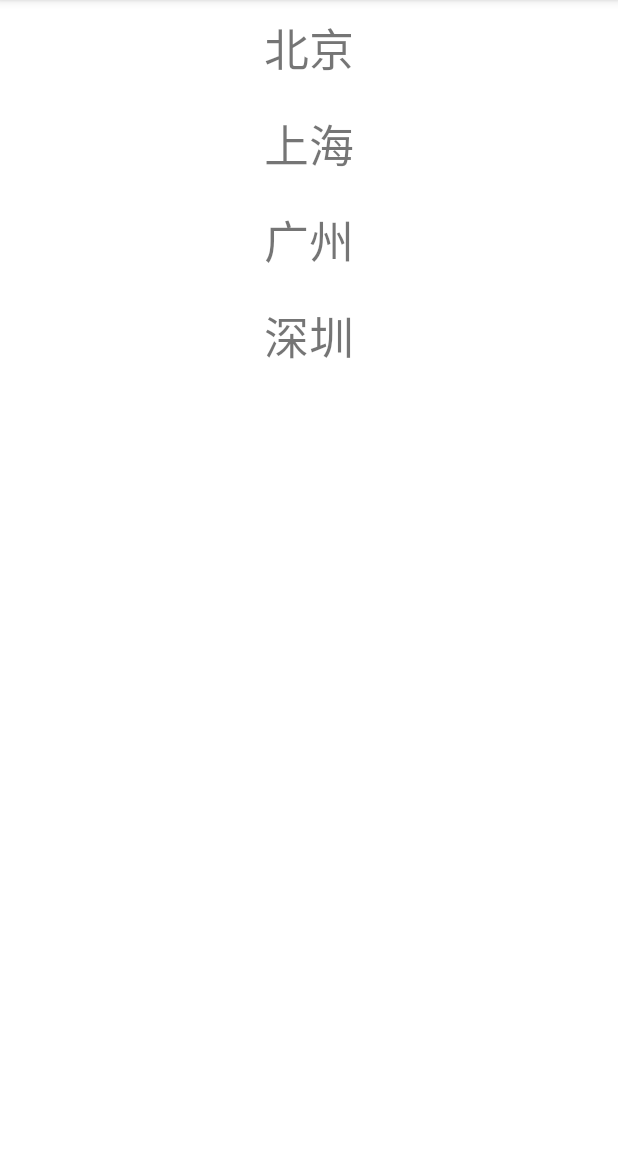
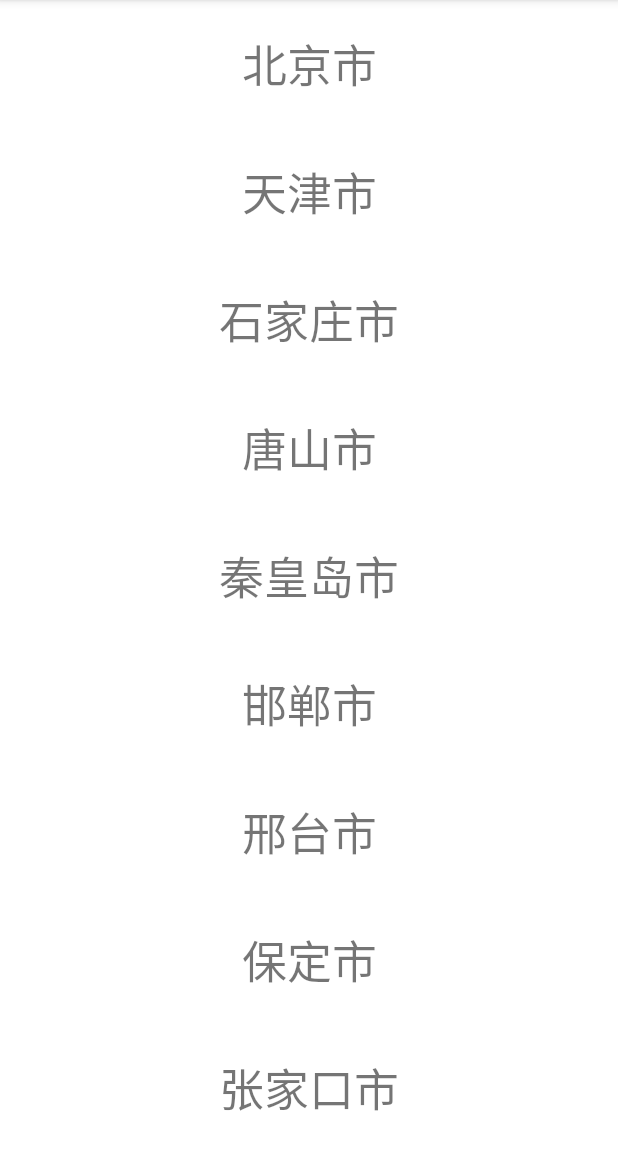
Before and after one commit to jame-louis/android-projects, an Android app: the screen it shows after launch (MainActivity), on a phone screen of 412 x 824 dp, the part 84-1236 px from its top. Run offline under Robolectric (Android 15) with nearby library versions, the phone set to English and light mode, and no system bars.

Commit message:
fake list view

```diff
--- /dev/null
+++ b/list-view/app/src/main/java/com/example/listview/CityData.java
@@ -0,0 +1,68 @@
+package com.example.listview;
+
+import java.util.Arrays;
+import java.util.List;
+
+public class CityData {
+
+    // 4个城市：北上广深
+    public static List<String> getSampleCities() {
+        return Arrays.asList("北京", "上海", "广州", "深圳");
+    }
+    // 343 个地级及以上城市（含直辖市、自治州、地区、盟）
+    public static List<String> getAllCities() {
+        return Arrays.asList(
+                "北京市", "天津市", "石家庄市", "唐山市", "秦皇岛市", "邯郸市", "邢台市", "保定市", "张家口市", "承德市",
+                "沧州市", "廊坊市", "衡水市", "太原市", "大同市", "阳泉市", "长治市", "晋城市", "朔州市", "晋中市",
+                "运城市", "忻州市", "临汾市", "吕梁市", "呼和浩特市", "包头市", "乌海市", "赤峰市", "通辽市", "鄂尔多斯市",
+                "呼伦贝尔市", "巴彦淖尔市", "乌兰察布市", "兴安盟", "锡林郭勒盟", "阿拉善盟", "沈阳市", "大连市", "鞍山市",
+                "抚顺市", "本溪市", "丹东市", "锦州市", "营口市", "阜新市", "辽阳市", "盘锦市", "铁岭市", "朝阳市",
+                "葫芦岛市", "长春市", "吉林市", "四平市", "辽源市", "通化市", "白山市", "松原市", "白城市", "延边朝鲜族自治州",
+                "哈尔滨市", "齐齐哈尔市", "鸡西市", "鹤岗市", "双鸭山市", "大庆市", "伊春市", "佳木斯市", "七台河市", "牡丹江市",
+                "黑河市", "绥化市", "大兴安岭地区", "上海市", "南京市", "无锡市", "徐州市", "常州市", "苏州市", "南通市",
+                "连云港市", "淮安市", "盐城市", "扬州市", "镇江市", "泰州市", "宿迁市", "杭州市", "宁波市", "温州市",
+                "嘉兴市", "湖州市", "绍兴市", "金华市", "衢州市", "舟山市", "台州市", "丽水市", "合肥市", "芜湖市",
+                "蚌埠市", "淮南市", "马鞍山市", "淮北市", "铜陵市", "安庆市", "黄山市", "滁州市", "阜阳市", "宿州市",
+                "六安市", "亳州市", "池州市", "宣城市", "福州市", "厦门市", "莆田市", "三明市", "泉州市", "漳州市",
+                "南平市", "龙岩市", "宁德市", "南昌市", "景德镇市", "萍乡市", "九江市", "新余市", "鹰潭市", "赣州市",
+                "吉安市", "宜春市", "抚州市", "上饶市", "济南市", "青岛市", "淄博市", "枣庄市", "东营市", "烟台市",
+                "潍坊市", "济宁市", "泰安市", "威海市", "日照市", "临沂市", "德州市", "聊城市", "滨州市", "菏泽市",
+                "郑州市", "开封市", "洛阳市", "平顶山市", "安阳市", "鹤壁市", "新乡市", "焦作市", "濮阳市", "许昌市",
+                "漯河市", "三门峡市", "南阳市", "商丘市", "信阳市", "周口市", "驻马店市", "济源市", "武汉市", "黄石市",
+                "十堰市", "宜昌市", "襄阳市", "鄂州市", "荆门市", "孝感市", "荆州市", "黄冈市", "咸宁市", "随州市",
+                "恩施土家族苗族自治州", "仙桃市", "潜江市", "天门市", "神农架林区", "长沙市", "株洲市", "湘潭市", "衡阳市", "邵阳市",
+                "岳阳市", "常德市", "张家界市", "益阳市", "郴州市", "永州市", "怀化市", "娄底市", "湘西土家族苗族自治州", "广州市",
+                "韶关市", "深圳市", "珠海市", "汕头市", "佛山市", "江门市", "湛江市", "茂名市", "肇庆市", "惠州市",
+                "梅州市", "汕尾市", "河源市", "阳江市", "清远市", "东莞市", "中山市", "潮州市", "揭阳市", "云浮市",
+                "南宁市", "柳州市", "桂林市", "梧州市", "北海市", "防城港市", "钦州市", "贵港市", "玉林市", "百色市",
+                "贺州市", "河池市", "来宾市", "崇左市", "海口市", "三亚市", "三沙市", "儋州市", "五指山市", "琼海市",
+                "文昌市", "万宁市", "东方市", "定安县", "屯昌县", "澄迈县", "临高县", "白沙黎族自治县", "昌江黎族自治县", "乐东黎族自治县",
+                "陵水黎族自治县", "保亭黎族苗族自治县", "琼中黎族苗族自治县", "重庆市", "成都市", "自贡市", "攀枝花市", "泸州市", "德阳市",
+                "绵阳市", "广元市", "遂宁市", "内江市", "乐山市", "南充市", "眉山市", "宜宾市", "广安市", "达州市",
+                "雅安市", "巴中市", "资阳市", "阿坝藏族羌族自治州", "甘孜藏族自治州", "凉山彝族自治州", "贵阳市", "六盘水市", "遵义市", "安顺市",
+                "毕节市", "铜仁市", "黔西南布依族苗族自治州", "黔东南苗族侗族自治州", "黔南布依族苗族自治州", "昆明市", "曲靖市", "玉溪市", "保山市", "昭通市",
+                "丽江市", "普洱市", "临沧市", "楚雄彝族自治州", "红河哈尼族彝族自治州", "文山壮族苗族自治州", "西双版纳傣族自治州", "大理白族自治州", "德宏傣族景颇族自治州", "怒江傈僳族自治州",
+                "迪庆藏族自治州", "拉萨市", "日喀则市", "昌都市", "林芝市", "山南市", "那曲市", "阿里地区", "西安市", "铜川市",
+                "宝鸡市", "咸阳市", "渭南市", "延安市", "汉中市", "榆林市", "安康市", "商洛市", "兰州市", "嘉峪关市",
+                "金昌市", "白银市", "天水市", "武威市", "张掖市", "平凉市", "酒泉市", "庆阳市", "定西市", "陇南市",
+                "临夏回族自治州", "甘南藏族自治州", "西宁市", "海东市", "海北藏族自治州", "黄南藏族自治州", "海南藏族自治州", "果洛藏族自治州", "玉树藏族自治州", "海西蒙古族藏族自治州",
+                "银川市", "石嘴山市", "吴忠市", "固原市", "中卫市", "乌鲁木齐市", "克拉玛依市", "吐鲁番市", "哈密市", "昌吉回族自治州",
+                "博尔塔拉蒙古自治州", "巴音郭楞蒙古自治州", "阿克苏地区", "克孜勒苏柯尔克孜自治州", "喀什地区", "和田地区", "伊犁哈萨克自治州", "塔城地区", "阿勒泰地区", "石河子市",
+                "阿拉尔市", "图木舒克市", "五家渠市", "北屯市", "铁门关市", "双河市", "可克达拉市", "昆玉市", "胡杨河市", "新星市",
+                "香港特别行政区", "澳门特别行政区", "台湾省"
+        );
+    }
+
+    // 如果你只想保留“地级市”（去掉直辖市/州/盟/地区），放开下面这段过滤即可
+    /*
+    public static List<String> getPrefectureLevelCities() {
+        List<String> all = getAllCities();
+        Set<String> exclude = new HashSet<>(Arrays.asList(
+                "北京市","天津市","上海市","重庆市",
+                "香港特别行政区","澳门特别行政区","台湾省"));
+        return all.stream()
+                  .filter(c -> !exclude.contains(c) && !c.endsWith("州") && !c.endsWith("盟") && !c.endsWith("地区"))
+                  .collect(Collectors.toList());
+    }
+    */
+}
--- a/list-view/app/src/main/java/com/example/listview/MainActivity.java
+++ b/list-view/app/src/main/java/com/example/listview/MainActivity.java
@@ -3,12 +3,37 @@ package com.example.listview;
 import androidx.appcompat.app.AppCompatActivity;
 
 import android.os.Bundle;
+import android.view.Gravity;
+import android.view.View;
+import android.widget.LinearLayout;
+import android.widget.TextView;
+import android.widget.Toast;
+
+import java.util.List;
 
 public class MainActivity extends AppCompatActivity {
 
+    private List<String> cities = CityData.getAllCities();
     @Override
     protected void onCreate(Bundle savedInstanceState) {
         super.onCreate(savedInstanceState);
         setContentView(R.layout.activity_main);
+
+        LinearLayout city_list = findViewById(R.id.city_list);
+        for(String city : cities) {
+            TextView tv = new TextView(city_list.getContext());
+            tv.setText(city);
+            tv.setTextSize(30);
+            tv.setGravity(Gravity.CENTER);
+            tv.setHeight(128);
+
+            tv.setOnClickListener(new View.OnClickListener() {
+                @Override
+                public void onClick(View v) {
+                    Toast.makeText(tv.getContext(), tv.getText(), Toast.LENGTH_SHORT).show();
+                }
+            });
+            city_list.addView(tv);
+        }
     }
 }
--- a/list-view/app/src/main/res/layout/activity_main.xml
+++ b/list-view/app/src/main/res/layout/activity_main.xml
@@ -6,46 +6,20 @@
     android:layout_height="match_parent"
     tools:context=".MainActivity">
 
-    <LinearLayout
+    <ScrollView
         android:layout_width="match_parent"
         android:layout_height="match_parent"
-        android:dividerPadding="16dp"
-        android:orientation="vertical"
         app:layout_constraintBottom_toBottomOf="parent"
         app:layout_constraintEnd_toEndOf="parent"
         app:layout_constraintStart_toStartOf="parent"
         app:layout_constraintTop_toTopOf="parent">
 
-        <TextView
-            android:id="@+id/textView"
+        <LinearLayout
+            android:id="@+id/city_list"
             android:layout_width="match_parent"
-            android:layout_height="64dp"
-            android:gravity="center"
-            android:text="北京"
-            android:textSize="30sp" />
+            android:layout_height="wrap_content"
+            android:dividerPadding="16dp"
+            android:orientation="vertical" />
+    </ScrollView>
 
-        <TextView
-            android:id="@+id/textView2"
-            android:layout_width="match_parent"
-            android:layout_height="64dp"
-            android:gravity="center"
-            android:text="上海"
-            android:textSize="30sp" />
-
-        <TextView
-            android:id="@+id/textView3"
-            android:layout_width="match_parent"
-            android:layout_height="64dp"
-            android:gravity="center"
-            android:text="广州"
-            android:textSize="30sp" />
-
-        <TextView
-            android:id="@+id/textView4"
-            android:layout_width="match_parent"
-            android:layout_height="64dp"
-            android:gravity="center"
-            android:text="深圳"
-            android:textSize="30sp" />
-    </LinearLayout>
 </androidx.constraintlayout.widget.ConstraintLayout>
```
